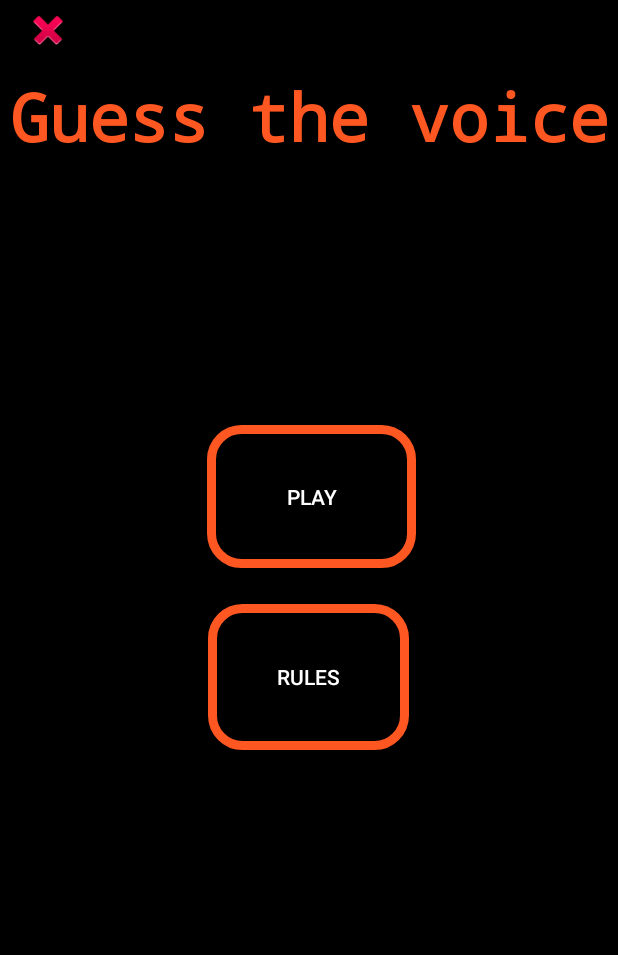
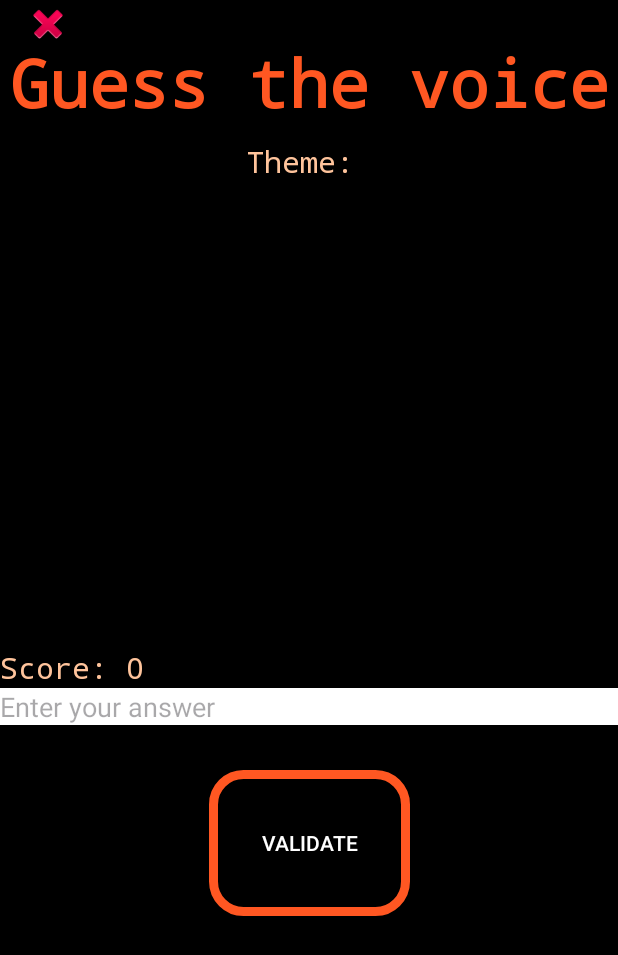
Before and after one commit to Mariechrismas/PopInteraction, an Android app: the layout activity_guess_voice.xml on its own in the app's theme, with its tools: preview values and no code run, on a phone screen of 412 x 824 dp. Shown: the top 955 px of the screen. Run offline under Robolectric (Android 15) with nearby library versions, the phone set to English and light mode, and no system bars.

Commit message:
Creation activity et récupération des données

```diff
--- a/app/src/main/AndroidManifest.xml
+++ b/app/src/main/AndroidManifest.xml
@@ -1,6 +1,7 @@
 <?xml version="1.0" encoding="utf-8"?>
 <manifest xmlns:android="http://schemas.android.com/apk/res/android"
     xmlns:tools="http://schemas.android.com/tools">
+    <uses-permission android:name="android.permission.READ_EXTERNAL_STORAGE" />
 
     <application
         android:allowBackup="true"
@@ -22,8 +23,10 @@
             </intent-filter>
         </activity>
         <activity
-            android:name=".GuessVoiceActivity"
+            android:name=".guessthevoice.GuessVoiceMenu"
             android:exported="true">
+        </activity>
+        <activity android:name=".guessthevoice.GuessVoiceActivity">
         </activity>
         <activity
             android:name=".emojistory.EmojiStoryActivity"
--- a/app/src/main/java/com/example/popinteraction/DataObject.kt
+++ b/app/src/main/java/com/example/popinteraction/DataObject.kt
@@ -6,6 +6,7 @@ open class DataObject(
         val emoji1: String,
         val emoji2: String,
         val emoji3: String,
+        val music: String,
         val image: String,
         val listAnswerString: List<String>
 )
--- a/app/src/main/java/com/example/popinteraction/MainActivity.kt
+++ b/app/src/main/java/com/example/popinteraction/MainActivity.kt
@@ -4,10 +4,9 @@ import android.content.Intent
 import android.os.Bundle
 import android.view.View
 import androidx.appcompat.app.AppCompatActivity
-import com.example.popinteraction.depixelimage.DepixelimageActivity
 import com.example.popinteraction.depixelimage.DepixelimageMenu
-import com.example.popinteraction.emojistory.EmojiStoryActivity
 import com.example.popinteraction.emojistory.EmojiStoryFrontPage
+import com.example.popinteraction.guessthevoice.GuessVoiceMenu
 
 class MainActivity : AppCompatActivity() {
     override fun onCreate(savedInstanceState: Bundle?) {
@@ -26,7 +25,7 @@ class MainActivity : AppCompatActivity() {
     }
 
     fun navigateToGuessVoice(view: View) {
-        val intent = Intent(this, GuessVoiceActivity::class.java)
+        val intent = Intent(this, GuessVoiceMenu::class.java)
         startActivity(intent)
     }
 }
--- a/app/src/main/java/com/example/popinteraction/XMLReadFile.kt
+++ b/app/src/main/java/com/example/popinteraction/XMLReadFile.kt
@@ -31,6 +31,7 @@ class XMLReadFile {
                                     emoji2 = xmlParser.getAttributeValue(null, "emoji2"),
                                     emoji3 = xmlParser.getAttributeValue(null, "emoji3"),
                                     image = xmlParser.getAttributeValue(null, "image"),
+                                    music = xmlParser.getAttributeValue(null,"music"),
                                     listAnswerString = creatList(xmlParser.getAttributeValue(null,"listAnswerString"))
                                 )
                             }
--- a/app/src/main/res/layout/activity_guess_voice.xml
+++ b/app/src/main/res/layout/activity_guess_voice.xml
@@ -1,24 +1,12 @@
 <?xml version="1.0" encoding="utf-8"?>
-<androidx.constraintlayout.widget.ConstraintLayout xmlns:android="http://schemas.android.com/apk/res/android"
+<androidx.constraintlayout.widget.ConstraintLayout
+    xmlns:android="http://schemas.android.com/apk/res/android"
     xmlns:app="http://schemas.android.com/apk/res-auto"
     xmlns:tools="http://schemas.android.com/tools"
     android:layout_width="match_parent"
     android:layout_height="match_parent"
     android:background="#000000"
-    tools:context=".GuessVoiceActivity">
-
-    <TextView
-        android:id="@+id/title"
-        android:layout_width="wrap_content"
-        android:layout_height="wrap_content"
-        android:text="@string/guess_voice"
-        style="@style/TitleStyle"
-        app:layout_constraintBottom_toBottomOf="parent"
-        app:layout_constraintEnd_toEndOf="parent"
-        app:layout_constraintHorizontal_bias="0.493"
-        app:layout_constraintStart_toStartOf="parent"
-        app:layout_constraintTop_toTopOf="parent"
-        app:layout_constraintVertical_bias="0.063" />
+    tools:context=".EmojiStoryActivity">
 
     <ImageView
         android:id="@+id/imageView"
@@ -28,40 +16,80 @@
         app:layout_constraintEnd_toEndOf="parent"
         app:layout_constraintHorizontal_bias="0.042"
         app:layout_constraintStart_toStartOf="parent"
-        app:layout_constraintTop_toTopOf="parent"
         app:srcCompat="@android:drawable/ic_delete"
         android:onClick="navigateToMenu"/>
 
-    <ToggleButton
-        android:id="@+id/playButton"
-        style="@style/CustomButtonStyle"
-        android:layout_width="139dp"
-        android:layout_height="95dp"
-        android:layout_marginTop="200dp"
-        android:layout_marginBottom="24dp"
-        android:text="@string/play"
-        android:textOff="@string/play"
-        android:textOn="@string/Loading"
-        app:layout_constraintBottom_toTopOf="@+id/rulesButton"
+    <TextView
+        android:id="@+id/title"
+        android:layout_width="wrap_content"
+        android:layout_height="wrap_content"
+        android:text="@string/guess_voice"
+        style="@style/TitleStyle"
+        app:layout_constraintBottom_toTopOf="@id/selectionEditText"
         app:layout_constraintEnd_toEndOf="parent"
-        app:layout_constraintHorizontal_bias="0.507"
+        app:layout_constraintHorizontal_bias="0.493"
         app:layout_constraintStart_toStartOf="parent"
-        app:layout_constraintTop_toBottomOf="@+id/textView2"
-        app:layout_constraintVertical_bias="0.714" />
+        app:layout_constraintTop_toTopOf="parent"
+        app:layout_constraintVertical_bias="0.063" />
+
+
+    <TextView
+        android:id="@+id/theme"
+        android:layout_width="0dp"
+        android:layout_height="wrap_content"
+        android:layout_marginTop="10dp"
+        android:gravity="center"
+        style="@style/TextStyle"
+        android:text="Theme: "
+        app:layout_constraintTop_toBottomOf="@id/title"
+        app:layout_constraintStart_toStartOf="parent"
+        app:layout_constraintEnd_toEndOf="parent"
+        app:layout_constraintHorizontal_bias="0.5"/>
+
+
+    <ImageView
+        android:id="@+id/imagesolution"
+        android:layout_width="200dp"
+        android:layout_height="200dp"
+        android:layout_marginTop="10dp"
+        app:layout_constraintEnd_toEndOf="parent"
+        app:layout_constraintStart_toStartOf="parent"
+        app:layout_constraintTop_toBottomOf="@id/theme"
+        app:srcCompat="@android:drawable/screen_background_dark_transparent" />
+
+    <TextView
+        android:id="@+id/score"
+        style="@style/TextStyle"
+        android:layout_width="0dp"
+        android:layout_height="wrap_content"
+        android:layout_marginTop="100dp"
+        app:layout_constraintTop_toBottomOf="@id/imagesolution"
+        android:gravity="right"
+        android:text="Score: 0"
+        app:layout_constraintStart_toStartOf="parent"
+        tools:layout_editor_absoluteY="480dp" />
+
+    <EditText
+        android:id="@+id/selectionEditText"
+        android:layout_width="0dp"
+        android:layout_height="wrap_content"
+        android:hint="@string/enter_text"
+        android:background="@color/white"
+        app:layout_constraintEnd_toEndOf="parent"
+        app:layout_constraintStart_toStartOf="parent"
+        app:layout_constraintTop_toBottomOf="@id/score" />
 
     <ToggleButton
-        android:id="@+id/rulesButton"
+        android:id="@+id/validateButton"
         style="@style/CustomButtonStyle"
         android:layout_width="134dp"
         android:layout_height="97dp"
-        android:layout_marginBottom="324dp"
-        android:onClick="showRulesPopup"
-        android:text="@string/play"
-        android:textOff="@string/rules"
-        android:textOn="@string/rules"
-        app:layout_constraintBottom_toBottomOf="parent"
+        android:layout_marginTop="30dp"
+        android:onClick="validateWord"
+        android:textOff="@string/validate"
+        android:textOn="@string/validate"
         app:layout_constraintEnd_toEndOf="parent"
-        app:layout_constraintHorizontal_bias="0.498"
-        app:layout_constraintStart_toStartOf="parent" />
+        app:layout_constraintStart_toStartOf="parent"
+        app:layout_constraintTop_toBottomOf="@id/selectionEditText" />
 
 </androidx.constraintlayout.widget.ConstraintLayout>
```
Also changed, not shown: app/src/main/java/com/example/popinteraction/guessthevoice/GuessVoiceActivity.kt (added, +84 -0 lines), app/src/main/java/com/example/popinteraction/guessthevoice/GuessVoiceMenu.kt (renamed from app/src/main/java/com/example/popinteraction/GuessVoiceActivity.kt, +11 -3 lines), app/src/main/res/xml/data.xml (+10 -0 lines), 2 other files.
